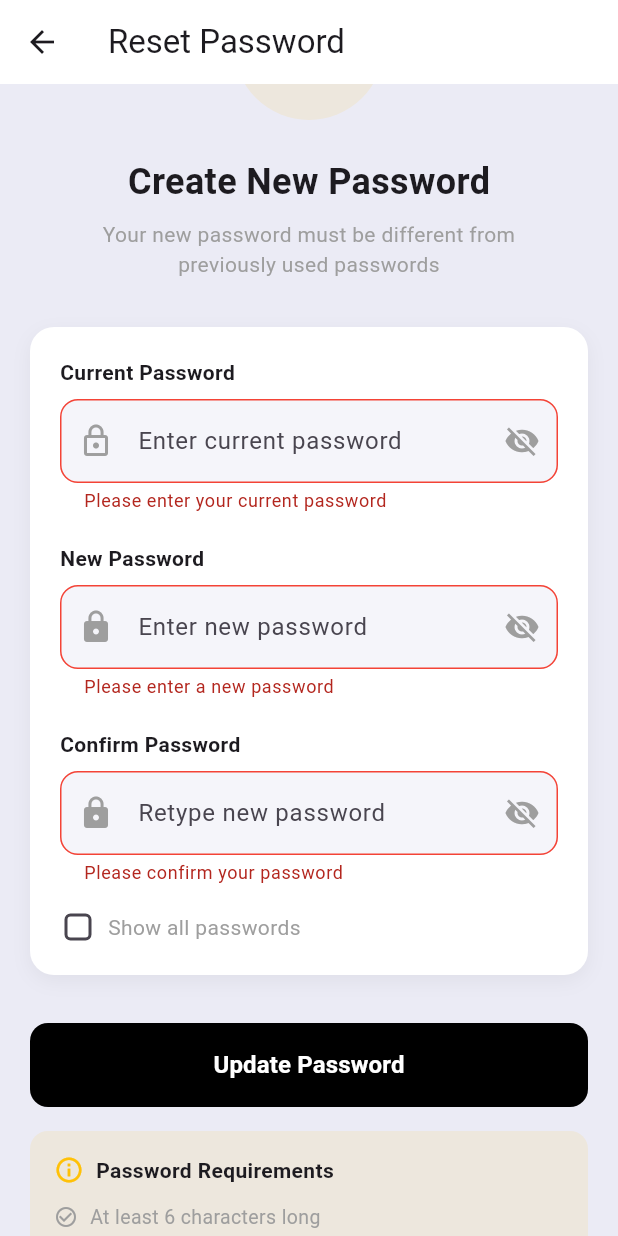
After one commit to hishamislah/Dormease-P, a Flutter app: the ResetPasswordScreen screen opened directly, scrolled down 96 dp, after a tap on "Update Password", on a phone screen of 412 x 824 dp. The commit adds this screen. Run offline on Flutter 3.47's test engine with Material 3 defaults, Android fonts, the phone set to English and light mode, and no system bars; our stand-ins replace csv, easy_localization, fl_chart, image_cropper, image_picker, shared_preferences and 1 more; accounts and stored records are empty.

Commit message:
reset password

```diff
--- /dev/null
+++ b/lib/views/home/appbar_actions/options/reset_password_screen.dart
@@ -0,0 +1,462 @@
+import 'package:flutter/material.dart';
+import 'package:supabase_flutter/supabase_flutter.dart';
+
+class ResetPasswordScreen extends StatefulWidget {
+  const ResetPasswordScreen({super.key});
+
+  @override
+  State<ResetPasswordScreen> createState() => _ResetPasswordScreenState();
+}
+
+class _ResetPasswordScreenState extends State<ResetPasswordScreen> {
+  final _formKey = GlobalKey<FormState>();
+  final _currentPasswordController = TextEditingController();
+  final _newPasswordController = TextEditingController();
+  final _retypePasswordController = TextEditingController();
+
+  bool _showCurrentPassword = false;
+  bool _showNewPassword = false;
+  bool _showRetypePassword = false;
+  bool _showAllPasswords = false;
+  bool _isLoading = false;
+
+  @override
+  void dispose() {
+    _currentPasswordController.dispose();
+    _newPasswordController.dispose();
+    _retypePasswordController.dispose();
+    super.dispose();
+  }
+
+  void _toggleShowAll(bool? value) {
+    setState(() {
+      _showAllPasswords = value ?? false;
+      _showCurrentPassword = _showAllPasswords;
+      _showNewPassword = _showAllPasswords;
+      _showRetypePassword = _showAllPasswords;
+    });
+  }
+
+  Future<void> _resetPassword() async {
+    if (!_formKey.currentState!.validate()) return;
+
+    setState(() {
+      _isLoading = true;
+    });
+
+    try {
+      final user = Supabase.instance.client.auth.currentUser;
+      if (user?.email == null) {
+        throw Exception('User not found');
+      }
+
+      // Re-authenticate with current password
+      await Supabase.instance.client.auth.signInWithPassword(
+        email: user!.email!,
+        password: _currentPasswordController.text.trim(),
+      );
+
+      // Update to new password
+      await Supabase.instance.client.auth.updateUser(
+        UserAttributes(password: _newPasswordController.text.trim()),
+      );
+
+      if (mounted) {
+        ScaffoldMessenger.of(context).showSnackBar(
+          const SnackBar(
+            content: Text('Password updated successfully'),
+            backgroundColor: Colors.green,
+          ),
+        );
+        Navigator.pop(context);
+      }
+    } catch (e) {
+      if (mounted) {
+        ScaffoldMessenger.of(context).showSnackBar(
+          SnackBar(
+            content: Text(
+              e.toString().contains('Invalid')
+                ? 'Current password is incorrect'
+                : 'Failed to update password',
+            ),
+            backgroundColor: Colors.red,
+          ),
+        );
+      }
+    } finally {
+      if (mounted) {
+        setState(() {
+          _isLoading = false;
+        });
+      }
+    }
+  }
+
+  @override
+  Widget build(BuildContext context) {
+    return Scaffold(
+      backgroundColor: const Color.fromARGB(255, 235, 235, 245),
+      appBar: AppBar(
+        title: const Text('Reset Password'),
+        backgroundColor: Colors.white,
+        surfaceTintColor: Colors.white,
+      ),
+      body: SingleChildScrollView(
+        padding: const EdgeInsets.all(20),
+        child: Form(
+          key: _formKey,
+          child: Column(
+            crossAxisAlignment: CrossAxisAlignment.start,
+            children: [
+              // Header Icon
+              Center(
+                child: Container(
+                  width: 100,
+                  height: 100,
+                  decoration: BoxDecoration(
+                    color: Colors.amber.withOpacity(0.1),
+                    shape: BoxShape.circle,
+                  ),
+                  child: const Icon(
+                    Icons.lock_reset,
+                    size: 50,
+                    color: Colors.amber,
+                  ),
+                ),
+              ),
+              const SizedBox(height: 24),
+
+              // Title
+              const Center(
+                child: Text(
+                  'Create New Password',
+                  style: TextStyle(
+                    fontSize: 24,
+                    fontWeight: FontWeight.bold,
+                  ),
+                ),
+              ),
+              const SizedBox(height: 8),
+              const Center(
+                child: Text(
+                  'Your new password must be different from\npreviously used passwords',
+                  textAlign: TextAlign.center,
+                  style: TextStyle(
+                    fontSize: 14,
+                    color: Colors.grey,
+                  ),
+                ),
+              ),
+              const SizedBox(height: 32),
+
+              // Password Fields Card
+              Container(
+                padding: const EdgeInsets.all(20),
+                decoration: BoxDecoration(
+                  color: Colors.white,
+                  borderRadius: BorderRadius.circular(16),
+                  boxShadow: [
+                    BoxShadow(
+                      color: Colors.black.withOpacity(0.05),
+                      blurRadius: 10,
+                      offset: const Offset(0, 4),
+                    ),
+                  ],
+                ),
+                child: Column(
+                  crossAxisAlignment: CrossAxisAlignment.start,
+                  children: [
+                    // Current Password
+                    const Text(
+                      'Current Password',
+                      style: TextStyle(
+                        fontWeight: FontWeight.w600,
+                        fontSize: 14,
+                      ),
+                    ),
+                    const SizedBox(height: 8),
+                    TextFormField(
+                      controller: _currentPasswordController,
+                      obscureText: !_showCurrentPassword,
+                      decoration: InputDecoration(
+                        hintText: 'Enter current password',
+                        prefixIcon: const Icon(Icons.lock_outline, color: Colors.grey),
+                        suffixIcon: IconButton(
+                          icon: Icon(
+                            _showCurrentPassword ? Icons.visibility : Icons.visibility_off,
+                            color: Colors.grey,
+                          ),
+                          onPressed: () {
+                            setState(() {
+                              _showCurrentPassword = !_showCurrentPassword;
+                              _updateShowAllCheckbox();
+                            });
+                          },
+                        ),
+                        filled: true,
+                        fillColor: const Color.fromARGB(255, 245, 245, 250),
+                        border: OutlineInputBorder(
+                          borderRadius: BorderRadius.circular(12),
+                          borderSide: BorderSide.none,
+                        ),
+                        enabledBorder: OutlineInputBorder(
+                          borderRadius: BorderRadius.circular(12),
+                          borderSide: BorderSide.none,
+                        ),
+                        focusedBorder: OutlineInputBorder(
+                          borderRadius: BorderRadius.circular(12),
+                          borderSide: const BorderSide(color: Colors.amber, width: 2),
+                        ),
+                        errorBorder: OutlineInputBorder(
+                          borderRadius: BorderRadius.circular(12),
+                          borderSide: const BorderSide(color: Colors.red),
+                        ),
+                      ),
+                      validator: (value) {
+                        if (value == null || value.isEmpty) {
+                          return 'Please enter your current password';
+                        }
+                        return null;
+                      },
+                    ),
+                    const SizedBox(height: 20),
+
+                    // New Password
+                    const Text(
+                      'New Password',
+                      style: TextStyle(
+                        fontWeight: FontWeight.w600,
+                        fontSize: 14,
+                      ),
+                    ),
+                    const SizedBox(height: 8),
+                    TextFormField(
+                      controller: _newPasswordController,
+                      obscureText: !_showNewPassword,
+                      decoration: InputDecoration(
+                        hintText: 'Enter new password',
+                        prefixIcon: const Icon(Icons.lock, color: Colors.grey),
+                        suffixIcon: IconButton(
+                          icon: Icon(
+                            _showNewPassword ? Icons.visibility : Icons.visibility_off,
+                            color: Colors.grey,
+                          ),
+                          onPressed: () {
+                            setState(() {
+                              _showNewPassword = !_showNewPassword;
+                              _updateShowAllCheckbox();
+                            });
+                          },
+                        ),
+                        filled: true,
+                        fillColor: const Color.fromARGB(255, 245, 245, 250),
+                        border: OutlineInputBorder(
+                          borderRadius: BorderRadius.circular(12),
+                          borderSide: BorderSide.none,
+                        ),
+                        enabledBorder: OutlineInputBorder(
+                          borderRadius: BorderRadius.circular(12),
+                          borderSide: BorderSide.none,
+                        ),
+                        focusedBorder: OutlineInputBorder(
+                          borderRadius: BorderRadius.circular(12),
+                          borderSide: const BorderSide(color: Colors.amber, width: 2),
+                        ),
+                        errorBorder: OutlineInputBorder(
+                          borderRadius: BorderRadius.circular(12),
+                          borderSide: const BorderSide(color: Colors.red),
+                        ),
+                      ),
+                      validator: (value) {
+                        if (value == null || value.isEmpty) {
+                          return 'Please enter a new password';
+                        }
+                        if (value.length < 6) {
+                          return 'Password must be at least 6 characters';
+                        }
+                        return null;
+                      },
+                    ),
+                    const SizedBox(height: 20),
+
+                    // Retype Password
+                    const Text(
+                      'Confirm Password',
+                      style: TextStyle(
+                        fontWeight: FontWeight.w600,
+                        fontSize: 14,
+                      ),
+                    ),
+                    const SizedBox(height: 8),
+                    TextFormField(
+                      controller: _retypePasswordController,
+                      obscureText: !_showRetypePassword,
+                      decoration: InputDecoration(
+                        hintText: 'Retype new password',
+                        prefixIcon: const Icon(Icons.lock, color: Colors.grey),
+                        suffixIcon: IconButton(
+                          icon: Icon(
+                            _showRetypePassword ? Icons.visibility : Icons.visibility_off,
+                            color: Colors.grey,
+                          ),
+                          onPressed: () {
+                            setState(() {
+                              _showRetypePassword = !_showRetypePassword;
+                              _updateShowAllCheckbox();
+                            });
+                          },
+                        ),
+                        filled: true,
+                        fillColor: const Color.fromARGB(255, 245, 245, 250),
+                        border: OutlineInputBorder(
+                          borderRadius: BorderRadius.circular(12),
+                          borderSide: BorderSide.none,
+                        ),
+                        enabledBorder: OutlineInputBorder(
+                          borderRadius: BorderRadius.circular(12),
+                          borderSide: BorderSide.none,
+                        ),
+                        focusedBorder: OutlineInputBorder(
+                          borderRadius: BorderRadius.circular(12),
+                          borderSide: const BorderSide(color: Colors.amber, width: 2),
+                        ),
+                        errorBorder: OutlineInputBorder(
+                          borderRadius: BorderRadius.circular(12),
+                          borderSide: const BorderSide(color: Colors.red),
+                        ),
+                      ),
+                      validator: (value) {
+                        if (value == null || value.isEmpty) {
+                          return 'Please confirm your password';
+                        }
+                        if (value != _newPasswordController.text) {
+                          return 'Passwords do not match';
+                        }
+                        return null;
+                      },
+                    ),
+                    const SizedBox(height: 16),
+
+                    // Show All Passwords Checkbox
+                    Row(
+                      children: [
+                        SizedBox(
+                          width: 24,
+                          height: 24,
+                          child: Checkbox(
+                            value: _showAllPasswords,
+                            onChanged: _toggleShowAll,
+                            activeColor: Colors.amber,
+                            shape: RoundedRectangleBorder(
+                              borderRadius: BorderRadius.circular(4),
+                            ),
+                          ),
+                        ),
+                        const SizedBox(width: 8),
+                        const Text(
+                          'Show all passwords',
+                          style: TextStyle(
+                            color: Colors.grey,
+                            fontSize: 14,
+                          ),
+                        ),
+                      ],
+                    ),
+                  ],
+                ),
+              ),
+              const SizedBox(height: 32),
+
+              // Update Password Button
+              SizedBox(
+                width: double.infinity,
+                height: 56,
+                child: ElevatedButton(
+                  onPressed: _isLoading ? null : _resetPassword,
+                  style: ElevatedButton.styleFrom(
+                    backgroundColor: Colors.black,
+                    foregroundColor: Colors.white,
+                    shape: RoundedRectangleBorder(
+                      borderRadius: BorderRadius.circular(12),
+                    ),
+                    elevation: 0,
+                  ),
+                  child: _isLoading
+                      ? const SizedBox(
+                          width: 24,
+                          height: 24,
+                          child: CircularProgressIndicator(
+                            strokeWidth: 2,
+                            color: Colors.white,
+                          ),
+                        )
+                      : const Text(
+                          'Update Password',
+                          style: TextStyle(
+                            fontSize: 16,
+                            fontWeight: FontWeight.w600,
+                          ),
+                        ),
+                ),
+              ),
+              const SizedBox(height: 16),
+
+              // Password Requirements
+              Container(
+                padding: const EdgeInsets.all(16),
+                decoration: BoxDecoration(
+                  color: Colors.amber.withOpacity(0.1),
+                  borderRadius: BorderRadius.circular(12),
+                ),
+                child: Column(
+                  crossAxisAlignment: CrossAxisAlignment.start,
+                  children: [
+                    const Row(
+                      children: [
+                        Icon(Icons.info_outline, color: Colors.amber, size: 20),
+                        SizedBox(width: 8),
+                        Text(
+                          'Password Requirements',
+                          style: TextStyle(
+                            fontWeight: FontWeight.w600,
+                            fontSize: 14,
+                          ),
+                        ),
+                      ],
+                    ),
+                    const SizedBox(height: 12),
+                    _buildRequirement('At least 6 characters long'),
+                    _buildRequirement('Different from current password'),
+                  ],
+                ),
+              ),
+            ],
+          ),
+        ),
+      ),
+    );
+  }
+
+  void _updateShowAllCheckbox() {
+    _showAllPasswords = _showCurrentPassword && _showNewPassword && _showRetypePassword;
+  }
+
+  Widget _buildRequirement(String text) {
+    return Padding(
+      padding: const EdgeInsets.only(bottom: 4),
+      child: Row(
+        children: [
+          const Icon(Icons.check_circle_outline, color: Colors.grey, size: 16),
+          const SizedBox(width: 8),
+          Text(
+            text,
+            style: const TextStyle(
+              color: Colors.grey,
+              fontSize: 13,
+            ),
+          ),
+        ],
+      ),
+    );
+  }
+}
--- a/lib/views/home/appbar_actions/options/settings.dart
+++ b/lib/views/home/appbar_actions/options/settings.dart
@@ -2,6 +2,7 @@ import 'package:dormease/translations/locale_keys.g.dart';
 import 'package:easy_localization/easy_localization.dart';
 import 'package:flutter/material.dart';
 import 'package:dormease/services/export_service.dart';
+import 'reset_password_screen.dart';
 
 class Settings extends StatefulWidget {
   const Settings({super.key});
@@ -26,6 +27,7 @@ class _SettingsState extends State<Settings> {
       ),
       body: Padding(
         padding: const EdgeInsets.all(16),
+        child: SingleChildScrollView(
           child: Column(
             children: [
               _buildSettingsSection(
@@ -104,6 +106,25 @@ class _SettingsState extends State<Settings> {
             ),
             const SizedBox(height: 16),
             _buildSettingsSection(
+              "Security",
+              [
+                _buildActionTile(
+                  "Reset Password",
+                  "Change your account password",
+                  Icons.lock_reset,
+                  () {
+                    Navigator.push(
+                      context,
+                      MaterialPageRoute(
+                        builder: (context) => const ResetPasswordScreen(),
+                      ),
+                    );
+                  },
+                ),
+              ],
+            ),
+            const SizedBox(height: 16),
+            _buildSettingsSection(
               "About",
               [
                 _buildInfoTile("Version", "1.0.0", Icons.info),
@@ -123,6 +144,7 @@ class _SettingsState extends State<Settings> {
               ],
             ),
           ],
+        ),
         ),
       ),
     );
```
Lines whose indentation alone changed are shown as unchanged.
